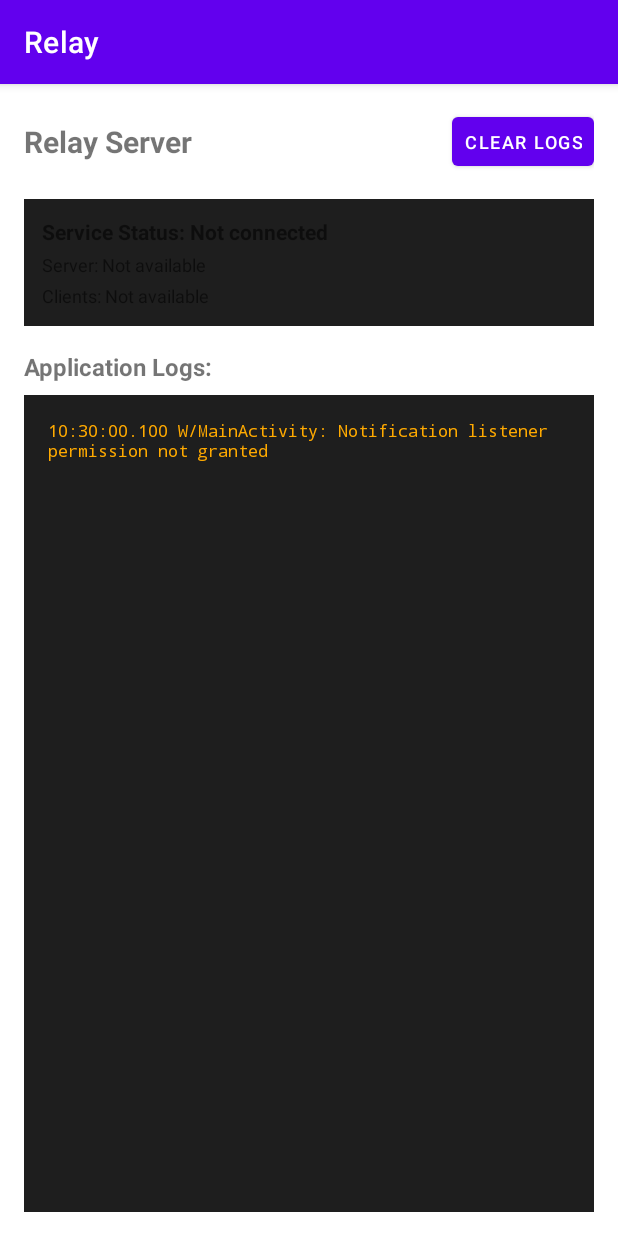
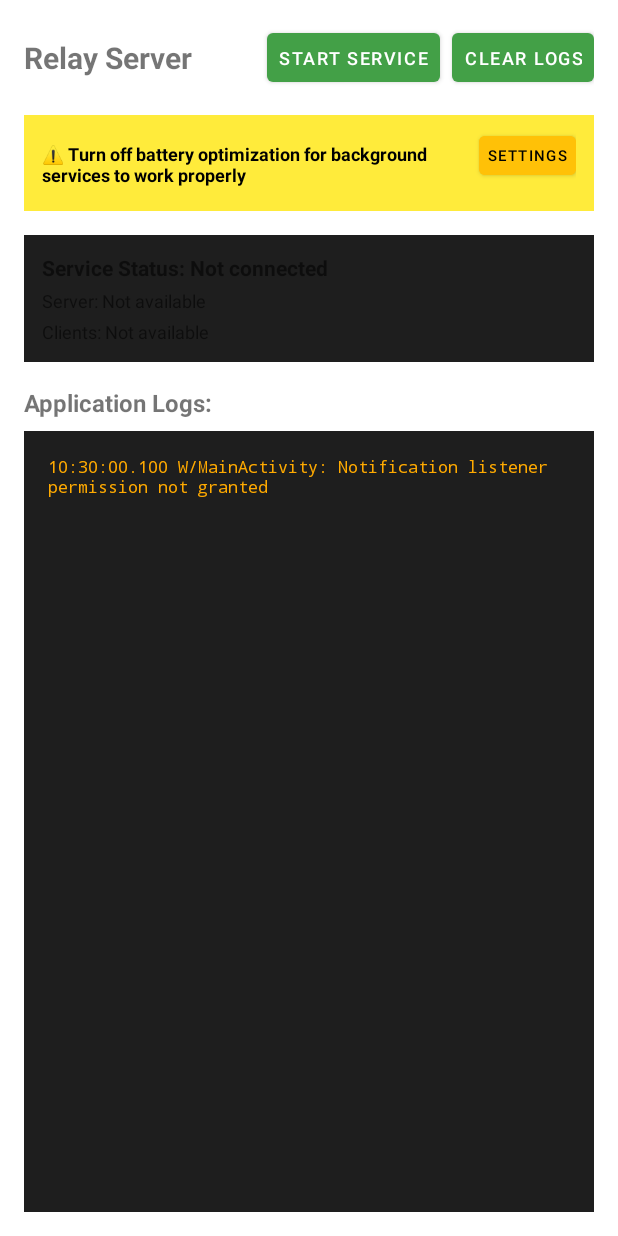
Before and after one commit to SunPodder/Relay, an Android app: the screen it shows after launch (MainActivity), on a phone screen of 412 x 824 dp. Run offline under Robolectric (Android 15) with nearby library versions, the phone set to English and light mode, and no system bars; 2 statements that could not run were skipped.

Commit message:
feat: Add battery optimization check and service control UI in MainActivity refactor: Update theme colors and styles for improved UI consistency

```diff
--- a/app/src/main/java/com/sunpodder/relay/MainActivity.kt
+++ b/app/src/main/java/com/sunpodder/relay/MainActivity.kt
@@ -12,8 +12,13 @@ import android.text.Html
 import android.widget.Button
 import android.widget.ScrollView
 import android.widget.TextView
+import android.widget.LinearLayout
 import androidx.appcompat.app.AppCompatActivity
 import androidx.core.app.NotificationManagerCompat
+import android.net.Uri;
+import android.content.Context
+import android.os.PowerManager
+import android.widget.Toast
 
 class MainActivity : AppCompatActivity(), UILogger.LogListener {
 
@@ -31,6 +36,9 @@ class MainActivity : AppCompatActivity(), UILogger.LogListener {
     private lateinit var tvClientInfo: TextView
     private lateinit var scrollView: ScrollView
     private lateinit var btnClearLogs: Button
+    private lateinit var btnServiceControl: Button
+    private lateinit var layoutBatteryAlert: LinearLayout
+    private lateinit var btnBatterySettings: Button
 
     // Log display management
     private val logDisplayBuilder = StringBuilder()
@@ -64,6 +72,9 @@ class MainActivity : AppCompatActivity(), UILogger.LogListener {
 
         // Initialize UI elements
         initializeUI()
+
+        // Check battery optimization and show alert if needed
+        checkBatteryOptimization()
 
         // Register as log listener
         UILogger.addListener(this)
@@ -100,6 +111,12 @@ class MainActivity : AppCompatActivity(), UILogger.LogListener {
         }
     }
 
+    override fun onResume() {
+        super.onResume()
+        // Recheck battery optimization when returning from settings
+        checkBatteryOptimization()
+    }
+
     private fun initializeUI() {
         tvLogs = findViewById(R.id.tvLogs)
         tvServiceStatus = findViewById(R.id.tvServiceStatus)
@@ -107,11 +124,26 @@ class MainActivity : AppCompatActivity(), UILogger.LogListener {
         tvClientInfo = findViewById(R.id.tvClientInfo)
         scrollView = findViewById(R.id.scrollViewLogs)
         btnClearLogs = findViewById(R.id.btnClearLogs)
+        btnServiceControl = findViewById(R.id.btnServiceControl)
+        layoutBatteryAlert = findViewById(R.id.layoutBatteryAlert)
+        btnBatterySettings = findViewById(R.id.btnBatterySettings)
 
         btnClearLogs.setOnClickListener {
             UILogger.clearLogs()
             logDisplayBuilder.clear()
             tvLogs.text = Html.fromHtml("<font color='#AAAAAA'>Logs cleared...</font>", Html.FROM_HTML_MODE_LEGACY)
+        }
+
+        btnServiceControl.setOnClickListener {
+            if (relayService?.isRunning() == true) {
+                stopRelayService()
+            } else {
+                startRelayService()
+            }
+        }
+
+        btnBatterySettings.setOnClickListener {
+            openBatteryOptimizationSettings()
         }
     }
 
@@ -175,13 +207,16 @@ class MainActivity : AppCompatActivity(), UILogger.LogListener {
                 val clientsInfo = service.getConnectedClientsInfo()
 
                 tvServiceStatus.text = "Service Status: ${if (isRunning) "Running" else "Stopped"}"
-                tvServerInfo.text = "Server: $serviceName on port $port ($tcpStatus)"
+                tvServerInfo.text = "Server: $serviceName on port $port\n$tcpStatus"
+
+                // Update service control button text
+                btnServiceControl.text = if (isRunning) "Stop Service" else "Start Service"
 
                 // Create detailed client info text
                 val clientInfoText = if (clientsInfo.isEmpty()) {
                     "Clients: None connected"
                 } else {
-                    val clientDetails = clientsInfo.map { (address, info) ->
+                    val clientDetails = clientsInfo.map { (_, info) ->
                         "${info.deviceName} (${info.platform})"
                     }.joinToString(", ")
                     "Clients ($clientCount): $clientDetails"
@@ -191,6 +226,7 @@ class MainActivity : AppCompatActivity(), UILogger.LogListener {
                 tvServiceStatus.text = "Service Status: Not connected"
                 tvServerInfo.text = "Server: Not available"
                 tvClientInfo.text = "Clients: Not available"
+                btnServiceControl.text = "Start Service"
             }
         }
     }
@@ -234,6 +270,25 @@ class MainActivity : AppCompatActivity(), UILogger.LogListener {
         }
     }
 
+    private fun checkBatteryOptimization() {
+        val packageName = "com.sunpodder.relay"
+        val pm = getSystemService(Context.POWER_SERVICE) as PowerManager
+        if (!pm.isIgnoringBatteryOptimizations(packageName)) {
+            // Show the battery optimization alert in UI
+            layoutBatteryAlert.visibility = android.view.View.VISIBLE
+        } else {
+            // Hide the alert if battery optimization is already disabled
+            layoutBatteryAlert.visibility = android.view.View.GONE
+        }
+    }
+
+    private fun openBatteryOptimizationSettings() {
+        val intent = Intent(Settings.ACTION_APPLICATION_DETAILS_SETTINGS).apply {
+            data = Uri.parse("package:${packageName}")
+        }
+        startActivity(intent)
+    }
+
     // Example methods to interact with the relay service
     private fun sendTestData() {
         relayService?.let { service ->
--- a/app/src/main/java/com/sunpodder/relay/NotificationListenerService.kt
+++ b/app/src/main/java/com/sunpodder/relay/NotificationListenerService.kt
@@ -65,7 +65,7 @@ class NotificationListenerService : AndroidNotificationListenerService() {
     override fun onNotificationRemoved(sbn: StatusBarNotification?) {
         super.onNotificationRemoved(sbn)
 
-        sbn?.let { notification ->
+        sbn?.let { _ ->
             // TODO: Send notification dismiss message to clients
         }
     }
--- a/app/src/main/java/com/sunpodder/relay/TcpServerHelper.kt
+++ b/app/src/main/java/com/sunpodder/relay/TcpServerHelper.kt
@@ -104,12 +104,10 @@ class TcpServerHelper {
         clientManager.getClientsByPlatform(platform)
 
     fun getServerStatus(): String {
-        val serverStatus = tcpServer.getServerStatus()
-        val clientCount = clientManager.getConnectedClientsCount()
         val heartbeatStatus = heartbeatManager.getHeartbeatStatus()
 
         return if (tcpServer.isServerRunning()) {
-            "$serverStatus ($clientCount clients) - Heartbeat: $heartbeatStatus"
+            "Heartbeat: $heartbeatStatus"
         } else {
             "Stopped"
         }
--- a/app/src/main/java/com/sunpodder/relay/server/ClientManager.kt
+++ b/app/src/main/java/com/sunpodder/relay/server/ClientManager.kt
@@ -26,6 +26,7 @@ class ClientManager(
     private val clientInfoMap = ConcurrentHashMap<String, ClientInfo>()
 
     // Dedicated dispatcher for client I/O operations
+    @OptIn(kotlinx.coroutines.ExperimentalCoroutinesApi::class)
     private val clientIODispatcher = Dispatchers.IO.limitedParallelism(16)
 
     // Supervisor scope for managing client coroutines
--- a/app/src/main/res/layout/activity_main.xml
+++ b/app/src/main/res/layout/activity_main.xml
@@ -22,6 +22,16 @@
             android:textStyle="bold" />
 
         <Button
+            android:id="@+id/btnServiceControl"
+            android:layout_width="wrap_content"
+            android:layout_height="wrap_content"
+            android:text="Start Service"
+            android:textSize="12sp"
+            android:minHeight="0dp"
+            android:padding="8dp"
+            android:layout_marginEnd="8dp" />
+
+        <Button
             android:id="@+id/btnClearLogs"
             android:layout_width="wrap_content"
             android:layout_height="wrap_content"
@@ -29,6 +39,42 @@
             android:textSize="12sp"
             android:minHeight="0dp"
             android:padding="8dp" />
+
+    </LinearLayout>
+
+    <!-- Battery optimization alert -->
+    <LinearLayout
+        android:id="@+id/layoutBatteryAlert"
+        android:layout_width="match_parent"
+        android:layout_height="wrap_content"
+        android:orientation="horizontal"
+        android:background="#FFEB3B"
+        android:paddingHorizontal="12dp"
+        android:paddingVertical="8dp"
+        android:layout_marginBottom="16dp"
+        android:visibility="gone">
+
+        <TextView
+            android:layout_width="0dp"
+            android:layout_height="wrap_content"
+            android:minHeight="48dp"
+            android:layout_weight="1"
+            android:text="⚠️ Turn off battery optimization for background services to work properly"
+            android:textSize="12sp"
+            android:textColor="#000000"
+            android:textStyle="bold" />
+
+        <Button
+            android:id="@+id/btnBatterySettings"
+            android:layout_width="wrap_content"
+            android:layout_height="wrap_content"
+            android:text="Settings"
+            android:textSize="10sp"
+            android:minHeight="0dp"
+            android:minWidth="0dp"
+            android:padding="6dp"
+            android:backgroundTint="#FFC107"
+            android:textColor="#000000" />
 
     </LinearLayout>
 
--- a/app/src/main/res/values-night/themes.xml
+++ b/app/src/main/res/values-night/themes.xml
@@ -1,16 +1,16 @@
 <resources xmlns:tools="http://schemas.android.com/tools">
     <!-- Base application theme. -->
-    <style name="Theme.Relay" parent="Theme.MaterialComponents.DayNight.DarkActionBar">
+    <style name="Theme.Relay" parent="Theme.MaterialComponents.DayNight.NoActionBar">
         <!-- Primary brand color. -->
-        <item name="colorPrimary">@color/purple_200</item>
-        <item name="colorPrimaryVariant">@color/purple_700</item>
-        <item name="colorOnPrimary">@color/black</item>
+        <item name="colorPrimary">@color/green_600</item>
+        <item name="colorPrimaryVariant">@color/green_800</item>
+        <item name="colorOnPrimary">@color/white</item>
         <!-- Secondary brand color. -->
-        <item name="colorSecondary">@color/teal_200</item>
-        <item name="colorSecondaryVariant">@color/teal_200</item>
+        <item name="colorSecondary">@color/amber_500</item>
+        <item name="colorSecondaryVariant">@color/amber_500</item>
         <item name="colorOnSecondary">@color/black</item>
         <!-- Status bar color. -->
-        <item name="android:statusBarColor">?attr/colorPrimaryVariant</item>
+        <item name="android:statusBarColor">@color/black</item>
         <!-- Customize your theme here. -->
     </style>
 </resources>
--- a/app/src/main/res/values/colors.xml
+++ b/app/src/main/res/values/colors.xml
@@ -7,4 +7,11 @@
     <color name="teal_700">#FF018786</color>
     <color name="black">#FF000000</color>
     <color name="white">#FFFFFFFF</color>
+    <color name="green_600">#43A047</color>
+    <color name="green_800">#2E7D32</color>
+    <color name="lime_50">#F9FBE7</color>
+    <color name="amber_500">#FFC107</color>
+    <color name="red_600">#E53935</color>
+    <color name="grey_900">#212121</color>
+    <color name="grey_50">#FAFAFA</color>
 </resources>
--- a/app/src/main/res/values/themes.xml
+++ b/app/src/main/res/values/themes.xml
@@ -1,16 +1,16 @@
 <resources xmlns:tools="http://schemas.android.com/tools">
     <!-- Base application theme. -->
-    <style name="Theme.Relay" parent="Theme.MaterialComponents.DayNight.DarkActionBar">
+    <style name="Theme.Relay" parent="Theme.MaterialComponents.DayNight.NoActionBar">
         <!-- Primary brand color. -->
-        <item name="colorPrimary">@color/purple_500</item>
-        <item name="colorPrimaryVariant">@color/purple_700</item>
+        <item name="colorPrimary">@color/green_600</item>
+        <item name="colorPrimaryVariant">@color/green_800</item>
         <item name="colorOnPrimary">@color/white</item>
         <!-- Secondary brand color. -->
-        <item name="colorSecondary">@color/teal_200</item>
-        <item name="colorSecondaryVariant">@color/teal_700</item>
+        <item name="colorSecondary">@color/amber_500</item>
+        <item name="colorSecondaryVariant">@color/amber_500</item>
         <item name="colorOnSecondary">@color/black</item>
         <!-- Status bar color. -->
-        <item name="android:statusBarColor">?attr/colorPrimaryVariant</item>
+        <item name="android:statusBarColor">@color/black</item>
         <!-- Customize your theme here. -->
     </style>
 </resources>
```
